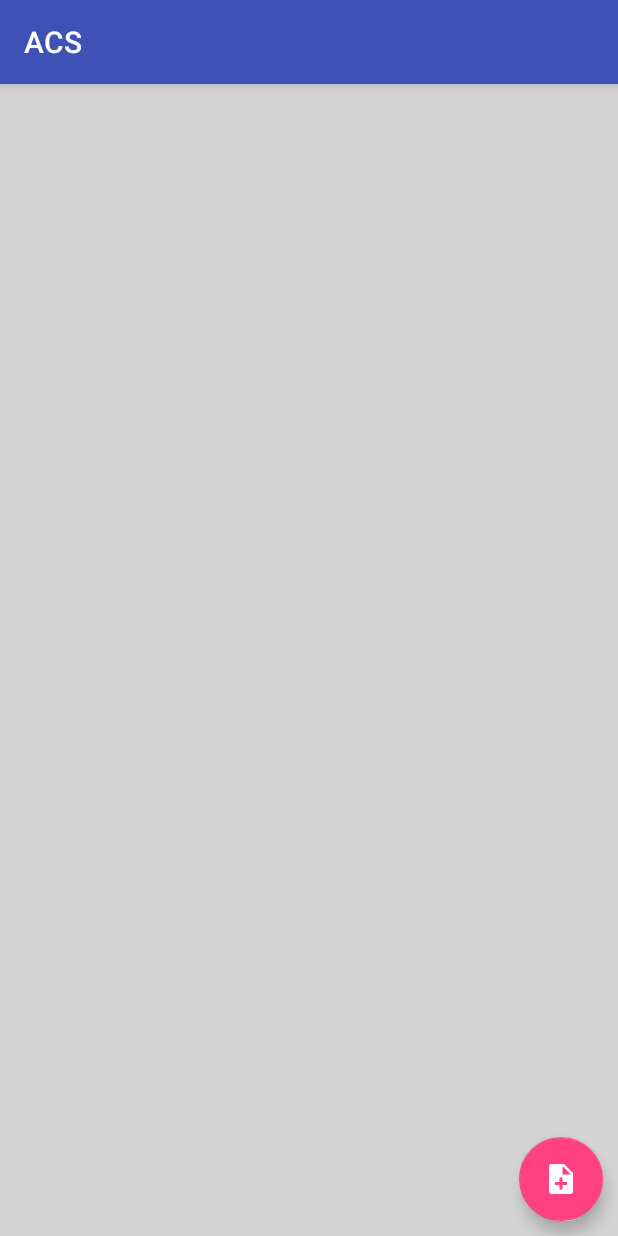
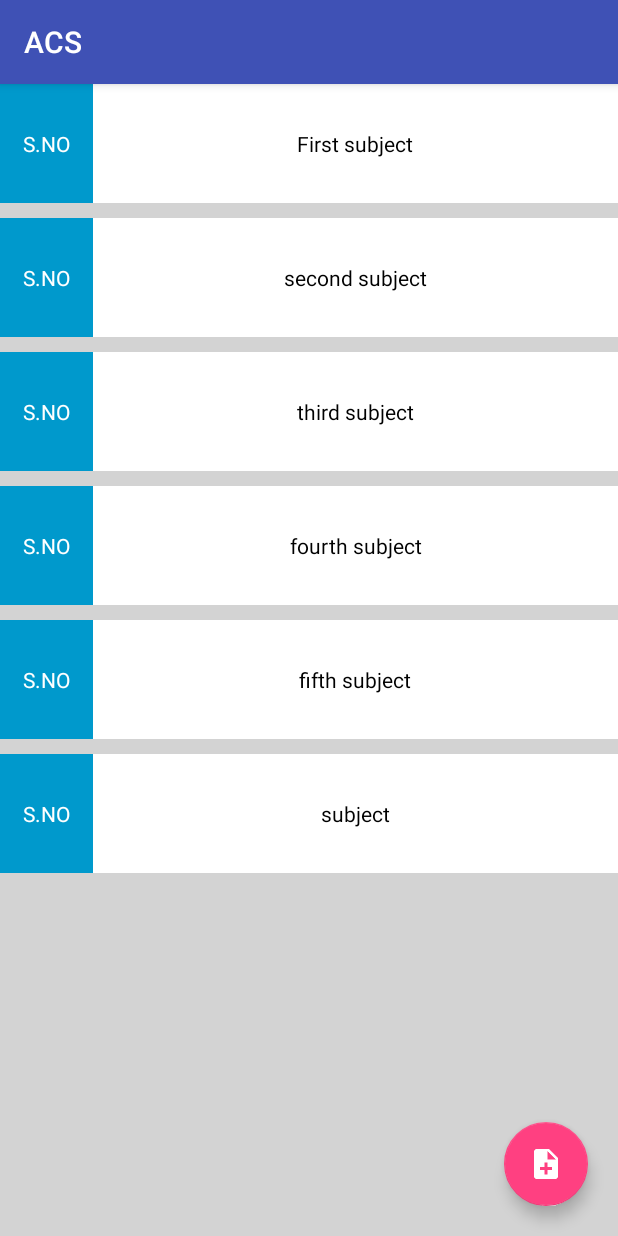
Before and after one commit to bharath-koteswarao/ACS, an Android app: the screen it shows after launch (MainActivity), on a phone screen of 412 x 824 dp. Run offline under Robolectric (Android 15) with nearby library versions, the phone set to English and light mode, and no system bars; 1 statement that could not run was skipped.

Commit message:
App crashing

```diff
--- a/app/src/main/java/bk/acs/MainActivity.java
+++ b/app/src/main/java/bk/acs/MainActivity.java
@@ -3,22 +3,24 @@ import android.database.sqlite.SQLiteDatabase;
 import android.os.Bundle;
 import android.support.design.widget.FloatingActionButton;
 import android.support.v7.app.AppCompatActivity;
+import android.support.v7.widget.LinearLayoutManager;
 import android.support.v7.widget.RecyclerView;
 import android.view.View;
 
 import bk.acs.AddingToDatabase.MyDialog;
+import bk.acs.RecyclerView.Data;
+import bk.acs.RecyclerView.MyAdapter;
 import bk.acs.databases.Main;
 
 public class MainActivity extends AppCompatActivity {
     FloatingActionButton fab;
     RecyclerView recview;
+    MyAdapter adapter;
     @Override
     protected void onCreate(Bundle savedInstanceState) {
         super.onCreate(savedInstanceState);
         setContentView(R.layout.activity_main);
         fab=(FloatingActionButton)findViewById(R.id.fab);
-        Main main=new Main(getApplicationContext(),"MainDb" , 1 ,1);
-        SQLiteDatabase db=main.getWritableDatabase();
         fab.setOnClickListener(new View.OnClickListener() {
             @Override
             public void onClick(View view) {
@@ -26,5 +28,9 @@ public class MainActivity extends AppCompatActivity {
                 dialog.show(getFragmentManager(),"myDialog");
             }
         });
+        recview=(RecyclerView)findViewById(R.id.recview);
+        adapter=new MyAdapter(Data.getList(),this);
+        recview.setLayoutManager(new LinearLayoutManager(recview.getContext()));
+        recview.setAdapter(adapter);
     }
 }
--- /dev/null
+++ b/app/src/main/java/bk/acs/RecyclerView/Data.java
@@ -0,0 +1,21 @@
+package bk.acs.RecyclerView;
+
+import java.util.ArrayList;
+import java.util.List;
+
+/**
+ * Created by koteswarao on 01-03-2017.
+ */
+
+public class Data {
+    public static String sample[]={"First subject", "second subject","third subject","fourth subject","fifth subject","subject"};
+    public static List<ListItem> list=new ArrayList<>();
+    public static List getList()
+    {
+        for(int i=0;i<sample.length;i++)
+        {
+            list.add(new ListItem(sample[i],(i+1)));
+        }
+        return list;
+    }
+}
--- /dev/null
+++ b/app/src/main/java/bk/acs/RecyclerView/ListItem.java
@@ -0,0 +1,15 @@
+package bk.acs.RecyclerView;
+
+/**
+ * Created by koteswarao on 01-03-2017.
+ */
+
+public class ListItem {
+    String subName;
+    int sno;
+    public ListItem(String subName, int sno)
+    {
+        this.subName=subName;
+        this.sno=sno;
+    }
+}
--- /dev/null
+++ b/app/src/main/java/bk/acs/RecyclerView/MyAdapter.java
@@ -0,0 +1,59 @@
+package bk.acs.RecyclerView;
+
+import android.content.Context;
+import android.support.v7.widget.RecyclerView;
+import android.view.LayoutInflater;
+import android.view.View;
+import android.view.ViewGroup;
+import android.widget.TextView;
+
+import java.util.List;
+
+import bk.acs.R;
+
+/**
+ * Created by koteswarao on 01-03-2017.
+ */
+
+public class MyAdapter extends RecyclerView.Adapter<MyAdapter.Holder>{
+    List<ListItem> listdata;
+    LayoutInflater inflater;
+    public MyAdapter(List<ListItem> list, Context c)
+    {
+        this.inflater=LayoutInflater.from(c);
+        listdata=list;
+    }
+
+    @Override
+    public Holder onCreateViewHolder(ViewGroup parent, int viewType) {
+
+        View view=inflater.inflate(R.layout.subjects_li,parent,false);
+        return new Holder(view);
+    }
+
+    @Override
+    public void onBindViewHolder(Holder holder, int position) {
+        ListItem item=listdata.get(position);
+        holder.subjectName.setText(item.subName);
+        holder.serialNo.setText(item.sno);
+    }
+
+    @Override
+    public int getItemCount() {
+        return listdata.size();
+    }
+
+    class Holder extends RecyclerView.ViewHolder
+    {
+        TextView subjectName;
+        TextView serialNo;
+        View container;
+        public Holder(View itemView) {
+            super(itemView);
+            subjectName=(TextView)itemView.findViewById(R.id.subjectTitle);
+            serialNo=(TextView)itemView.findViewById(R.id.sno);
+            container=itemView.findViewById(R.id.cont_root);
+        }
+    }
+
+}
--- a/app/src/main/res/layout/activity_main.xml
+++ b/app/src/main/res/layout/activity_main.xml
@@ -1,6 +1,5 @@
 <?xml version="1.0" encoding="utf-8"?>
 <android.support.design.widget.CoordinatorLayout xmlns:android="http://schemas.android.com/apk/res/android"
-    xmlns:app="http://schemas.android.com/apk/res-auto"
     android:layout_height="match_parent"
     android:layout_width="match_parent"
     android:background="#d3d3d3"
@@ -11,8 +10,8 @@
         android:layout_gravity="bottom|end"
         android:id="@+id/fab"
         android:src="@drawable/add"
-        android:layout_marginRight="10dp"
-        android:layout_marginBottom="10dp"
+        android:layout_marginRight="20dp"
+        android:layout_marginBottom="20dp"
         />
     <include layout="@layout/main_recyclerview"/>
 </android.support.design.widget.CoordinatorLayout>
--- a/app/src/main/res/layout/main_recyclerview.xml
+++ b/app/src/main/res/layout/main_recyclerview.xml
@@ -1,11 +1,11 @@
 <?xml version="1.0" encoding="utf-8"?>
 <LinearLayout xmlns:android="http://schemas.android.com/apk/res/android"
-    android:orientation="vertical" android:layout_width="match_parent"
+    android:orientation="vertical"
+    android:layout_width="match_parent"
     android:layout_height="match_parent">
 <android.support.v7.widget.RecyclerView
     android:layout_width="match_parent"
     android:layout_height="match_parent"
     android:id="@+id/recview">
-
 </android.support.v7.widget.RecyclerView>
 </LinearLayout>
```
